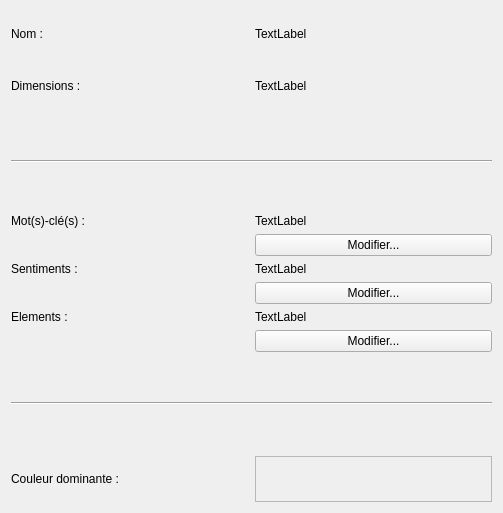
Qt form widgets/info.ui (GLTron3000/IHM_Photos) before a commit.
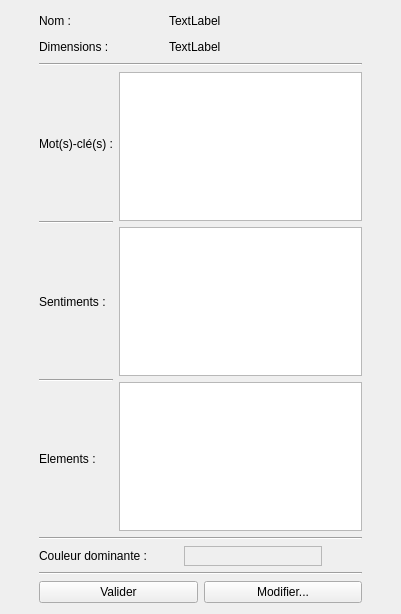
The same form after that commit.

Commit message: infos intégrée dans l'ui visionneuse

```diff
--- a/widgets/info.ui
+++ b/widgets/info.ui
@@ -6,50 +6,75 @@
    <rect>
     <x>0</x>
     <y>0</y>
-    <width>503</width>
-    <height>513</height>
+    <width>401</width>
+    <height>614</height>
    </rect>
   </property>
   <property name="windowTitle">
    <string>Form</string>
   </property>
-  <layout class="QHBoxLayout" name="horizontalLayout_7">
-   <item>
-    <layout class="QGridLayout" name="gridLayout_5">
-     <item row="5" column="0" rowspan="2" colspan="2">
-      <widget class="Line" name="line_2">
+  <layout class="QGridLayout" name="gridLayout_4">
+   <item row="4" column="1">
+    <widget class="Line" name="line_6">
        <property name="orientation">
         <enum>Qt::Horizontal</enum>
        </property>
       </widget>
      </item>
-     <item row="1" column="0" colspan="2">
-      <layout class="QHBoxLayout" name="horizontalLayout_2">
+   <item row="7" column="1">
+    <layout class="QHBoxLayout" name="horizontalLayout_3">
        <item>
+      <widget class="QPushButton" name="ButtonValider">
+       <property name="text">
+        <string>Valider</string>
+       </property>
+      </widget>
+     </item>
+     <item>
+      <widget class="QPushButton" name="ButtonEdit">
+       <property name="text">
+        <string>Modifier...</string>
+       </property>
+      </widget>
+     </item>
+    </layout>
+   </item>
+   <item row="1" column="1">
+    <layout class="QGridLayout" name="gridLayout_3">
+     <item row="0" column="0">
         <widget class="QLabel" name="whLabel">
          <property name="text">
           <string>Dimensions :</string>
          </property>
         </widget>
        </item>
-       <item>
+     <item row="0" column="1">
         <widget class="QLabel" name="valueWHLabel">
          <property name="text">
           <string>TextLabel</string>
          </property>
         </widget>
        </item>
-      </layout>
-     </item>
-     <item row="2" column="0" rowspan="2" colspan="2">
-      <widget class="Line" name="line">
+     <item row="0" column="2">
+      <spacer name="horizontalSpacer_5">
        <property name="orientation">
         <enum>Qt::Horizontal</enum>
        </property>
-      </widget>
+       <property name="sizeType">
+        <enum>QSizePolicy::Minimum</enum>
+       </property>
+       <property name="sizeHint" stdset="0">
+        <size>
+         <width>70</width>
+         <height>20</height>
+        </size>
+       </property>
+      </spacer>
      </item>
-     <item row="7" column="0" colspan="2">
-      <layout class="QHBoxLayout" name="horizontalLayout_6">
+    </layout>
+   </item>
+   <item row="5" column="1">
+    <layout class="QHBoxLayout" name="horizontalLayout_4">
        <item>
         <widget class="QLabel" name="couleurDLabel">
          <property name="text">
@@ -58,7 +83,7 @@
         </widget>
        </item>
        <item>
-        <widget class="QFrame" name="mainColor">
+      <widget class="QFrame" name="FrameColor">
          <property name="frameShape">
           <enum>QFrame::StyledPanel</enum>
          </property>
@@ -67,32 +92,69 @@
          </property>
         </widget>
        </item>
-      </layout>
-     </item>
-     <item row="0" column="0" colspan="2">
-      <layout class="QHBoxLayout" name="horizontalLayout">
        <item>
+      <spacer name="horizontalSpacer_3">
+       <property name="orientation">
+        <enum>Qt::Horizontal</enum>
+       </property>
+       <property name="sizeType">
+        <enum>QSizePolicy::Minimum</enum>
+       </property>
+       <property name="sizeHint" stdset="0">
+        <size>
+         <width>40</width>
+         <height>20</height>
+        </size>
+       </property>
+      </spacer>
+     </item>
+    </layout>
+   </item>
+   <item row="6" column="1">
+    <widget class="Line" name="line_7">
+     <property name="orientation">
+      <enum>Qt::Horizontal</enum>
+     </property>
+    </widget>
+   </item>
+   <item row="0" column="1">
+    <layout class="QGridLayout" name="gridLayout_2">
+     <item row="0" column="1">
+      <widget class="QLabel" name="valueNameLabel">
+       <property name="text">
+        <string>TextLabel</string>
+       </property>
+      </widget>
+     </item>
+     <item row="0" column="0">
         <widget class="QLabel" name="nameLabel">
          <property name="text">
           <string>Nom :</string>
          </property>
         </widget>
        </item>
-       <item>
-        <widget class="QLabel" name="valueNameLabel">
-         <property name="text">
-          <string>TextLabel</string>
-         </property>
-        </widget>
+     <item row="0" column="2">
+      <spacer name="horizontalSpacer_4">
+       <property name="orientation">
+        <enum>Qt::Horizontal</enum>
+       </property>
+       <property name="sizeType">
+        <enum>QSizePolicy::Minimum</enum>
+       </property>
+       <property name="sizeHint" stdset="0">
+        <size>
+         <width>70</width>
+         <height>20</height>
+        </size>
+       </property>
+      </spacer>
        </item>
       </layout>
      </item>
-     <item row="4" column="0" colspan="2">
-      <layout class="QGridLayout" name="gridLayout_4">
-       <item row="0" column="0">
+   <item row="3" column="1">
         <layout class="QGridLayout" name="gridLayout">
          <item row="0" column="0">
-          <layout class="QHBoxLayout" name="horizontalLayout_3">
+      <layout class="QVBoxLayout" name="verticalLayout">
            <item>
             <widget class="QLabel" name="keyWordsLabel">
              <property name="text">
@@ -100,57 +162,13 @@
              </property>
             </widget>
            </item>
-          </layout>
-         </item>
-         <item row="1" column="1">
-          <widget class="QPushButton" name="keyWordsButton">
-           <property name="text">
-            <string>Modifier...</string>
-           </property>
-          </widget>
-         </item>
-         <item row="0" column="1">
-          <widget class="QLabel" name="valueKeyWordsLabel">
-           <property name="text">
-            <string>TextLabel</string>
-           </property>
-          </widget>
-         </item>
-        </layout>
-       </item>
-       <item row="2" column="0">
-        <layout class="QGridLayout" name="gridLayout_3">
-         <item row="0" column="0">
-          <layout class="QHBoxLayout" name="horizontalLayout_5">
            <item>
-            <widget class="QLabel" name="elementsLabel">
-             <property name="text">
-              <string>&lt;html&gt;&lt;head/&gt;&lt;body&gt;&lt;p&gt;Elements :&lt;/p&gt;&lt;/body&gt;&lt;/html&gt;</string>
+        <widget class="Line" name="line_2">
+         <property name="orientation">
+          <enum>Qt::Horizontal</enum>
              </property>
             </widget>
            </item>
-          </layout>
-         </item>
-         <item row="1" column="1">
-          <widget class="QPushButton" name="elementsButton">
-           <property name="text">
-            <string>Modifier...</string>
-           </property>
-          </widget>
-         </item>
-         <item row="0" column="1">
-          <widget class="QLabel" name="valueElemntsLabel">
-           <property name="text">
-            <string>TextLabel</string>
-           </property>
-          </widget>
-         </item>
-        </layout>
-       </item>
-       <item row="1" column="0">
-        <layout class="QGridLayout" name="gridLayout_2">
-         <item row="0" column="0">
-          <layout class="QHBoxLayout" name="horizontalLayout_4">
            <item>
             <widget class="QLabel" name="sentimentLabel">
              <property name="text">
@@ -158,28 +176,74 @@
              </property>
             </widget>
            </item>
-          </layout>
-         </item>
-         <item row="1" column="1">
-          <widget class="QPushButton" name="sentimentButton">
+       <item>
+        <widget class="Line" name="line_3">
+         <property name="orientation">
+          <enum>Qt::Horizontal</enum>
+         </property>
+        </widget>
+       </item>
+       <item>
+        <widget class="QLabel" name="elementsLabel">
            <property name="text">
-            <string>Modifier...</string>
-           </property>
-          </widget>
+          <string>&lt;html&gt;&lt;head/&gt;&lt;body&gt;&lt;p&gt;Elements :&lt;/p&gt;&lt;/body&gt;&lt;/html&gt;</string>
+         </property>
+        </widget>
+       </item>
+      </layout>
          </item>
          <item row="0" column="1">
-          <widget class="QLabel" name="valueSentimentLabel">
-           <property name="text">
-            <string>TextLabel</string>
+      <layout class="QVBoxLayout" name="verticalLayout_2">
+       <item>
+        <widget class="QTextEdit" name="textKeyWords">
+         <property name="overwriteMode">
+          <bool>false</bool>
            </property>
           </widget>
          </item>
-        </layout>
+       <item>
+        <widget class="QTextEdit" name="textFeelings"/>
        </item>
+       <item>
+        <widget class="QTextEdit" name="textElements"/>
+       </item>
       </layout>
      </item>
     </layout>
    </item>
+   <item row="2" column="1">
+    <widget class="Line" name="line">
+     <property name="orientation">
+      <enum>Qt::Horizontal</enum>
+     </property>
+    </widget>
+   </item>
+   <item row="3" column="2">
+    <spacer name="horizontalSpacer_2">
+     <property name="orientation">
+      <enum>Qt::Horizontal</enum>
+     </property>
+     <property name="sizeHint" stdset="0">
+      <size>
+       <width>40</width>
+       <height>20</height>
+      </size>
+     </property>
+    </spacer>
+   </item>
+   <item row="3" column="0">
+    <spacer name="horizontalSpacer">
+     <property name="orientation">
+      <enum>Qt::Horizontal</enum>
+     </property>
+     <property name="sizeHint" stdset="0">
+      <size>
+       <width>40</width>
+       <height>20</height>
+      </size>
+     </property>
+    </spacer>
+   </item>
   </layout>
  </widget>
  <resources/>
```
Lines whose indentation alone changed are shown as unchanged. The commit also changes 7 other files.
